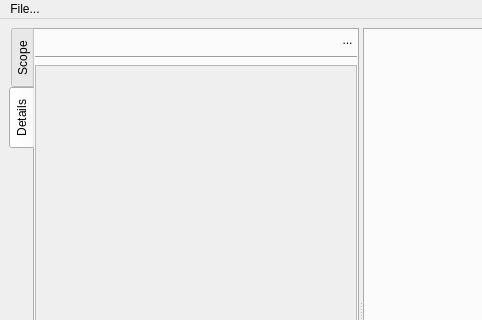
Before: the Qt Designer form gui/wavy-main-window.ui in Xenona/Wavy, drawn with Qt 5; both pictures show x 0 to 482 and y 0 to 320 of the 879 by 600 pixel window.
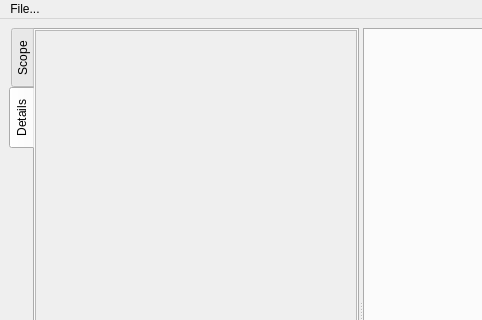
After: the same form once the commit is applied. The open tabs and pages were chosen to show the change. Icons and pictures are not drawn.

Patch:
```diff
--- a/gui/wavy-main-window.ui
+++ b/gui/wavy-main-window.ui
@@ -136,66 +136,6 @@
          <property name="bottomMargin">
           <number>0</number>
          </property>
-         <item>
-          <layout class="QHBoxLayout" name="sidebar_objects_header">
-           <property name="spacing">
-            <number>0</number>
-           </property>
-           <item>
-            <spacer name="sidebar_objects_hor_spacer">
-             <property name="orientation">
-              <enum>Qt::Horizontal</enum>
-             </property>
-             <property name="sizeHint" stdset="0">
-              <size>
-               <width>40</width>
-               <height>20</height>
-              </size>
-             </property>
-            </spacer>
-           </item>
-           <item>
-            <widget class="QToolButton" name="sidebar_objects_button_close">
-             <property name="enabled">
-              <bool>true</bool>
-             </property>
-             <property name="styleSheet">
-              <string notr="true">QToolButton#sidebar_scope_button_close, QToolButton#sidebar_objects_button_close {
-	border: none;
-}
-QToolButton#sidebar_scope_button_close:hover, QToolButton#sidebar_objects_button_close:hover {
-	background-color: rgba(133, 133, 133, 0.5);
-	border-radius: 4px;
-	padding-left: 1px;
-}
-
-
-</string>
-             </property>
-             <property name="text">
-              <string>...</string>
-             </property>
-             <property name="icon">
-              <iconset theme="window-close">
-               <normaloff>../../../../../../../../../../../../../../.designer/backup</normaloff>../../../../../../../../../../../../../../.designer/backup</iconset>
-             </property>
-            </widget>
-           </item>
-          </layout>
-         </item>
-         <item>
-          <widget class="Line" name="sidebar_objects_line">
-           <property name="minimumSize">
-            <size>
-             <width>0</width>
-             <height>0</height>
-            </size>
-           </property>
-           <property name="orientation">
-            <enum>Qt::Horizontal</enum>
-           </property>
-          </widget>
-         </item>
          <item>
           <widget class="QScrollArea" name="sidebar_objects_scroll">
            <property name="widgetResizable">
@@ -207,7 +147,7 @@
               <x>0</x>
               <y>0</y>
               <width>317</width>
-              <height>517</height>
+              <height>554</height>
              </rect>
             </property>
             <layout class="QVBoxLayout" name="verticalLayout_7">
```
Left out of the diff: 13 changed lines with no effect on the pictures.
